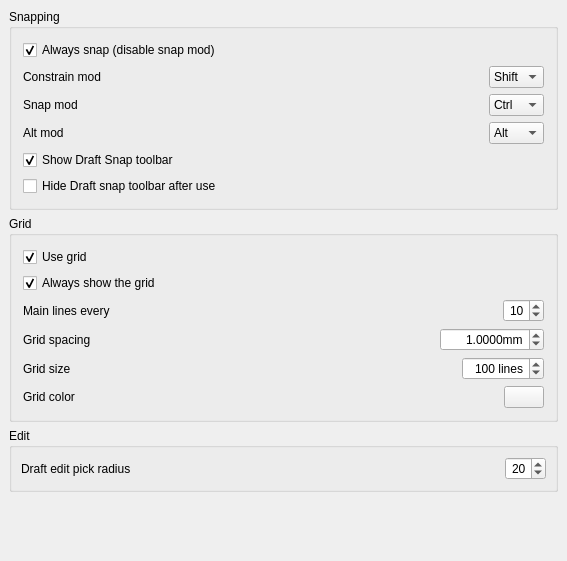
berndhahnebach/All_FreeCAD, file src/Mod/Draft/Resources/ui/preferences-draftsnap.ui: the form before one commit.
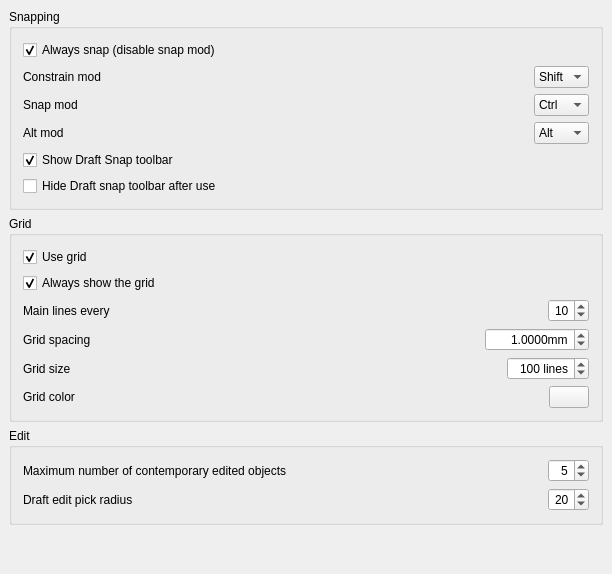
The form after the commit. Custom widgets are drawn as their Qt base class.

Commit message:
[Draft] Edit: allow multiple objects editing
Allow editing of multiple objects at once.

```diff
--- a/src/Mod/Draft/Resources/ui/preferences-draftsnap.ui
+++ b/src/Mod/Draft/Resources/ui/preferences-draftsnap.ui
@@ -6,8 +6,8 @@
    <rect>
     <x>0</x>
     <y>0</y>
-    <width>567</width>
-    <height>561</height>
+    <width>612</width>
+    <height>574</height>
    </rect>
   </property>
   <property name="windowTitle">
@@ -532,19 +532,77 @@
      <property name="title">
       <string>Edit</string>
      </property>
-     <layout class="QVBoxLayout" name="verticalLayout_3">
-      <property name="leftMargin">
-       <number>9</number>
-      </property>
-      <property name="topMargin">
-       <number>9</number>
-      </property>
-      <property name="rightMargin">
-       <number>9</number>
-      </property>
-      <property name="bottomMargin">
-       <number>9</number>
-      </property>
+     <layout class="QVBoxLayout" name="verticalLayout_9">
+      <item>
+       <layout class="QHBoxLayout" name="horizontalLayout_16" stretch="0,0,0">
+        <property name="leftMargin">
+         <number>0</number>
+        </property>
+        <property name="topMargin">
+         <number>0</number>
+        </property>
+        <property name="rightMargin">
+         <number>0</number>
+        </property>
+        <property name="bottomMargin">
+         <number>0</number>
+        </property>
+        <item>
+         <widget class="QLabel" name="label_8">
+          <property name="toolTip">
+           <string>Sets the maximum number of objects Draft Edit can handle at the same time</string>
+          </property>
+          <property name="text">
+           <string>Maximum number of contemporary edited objects</string>
+          </property>
+         </widget>
+        </item>
+        <item>
+         <spacer name="horizontalSpacer_14">
+          <property name="orientation">
+           <enum>Qt::Horizontal</enum>
+          </property>
+          <property name="sizeHint" stdset="0">
+           <size>
+            <width>40</width>
+            <height>20</height>
+           </size>
+          </property>
+         </spacer>
+        </item>
+        <item>
+         <widget class="Gui::PrefSpinBox" name="gui::prefspinbox_10">
+          <property name="enabled">
+           <bool>true</bool>
+          </property>
+          <property name="toolTip">
+           <string>Mainlines will be drawn thicker. Specify here how many squares between mainlines.</string>
+          </property>
+          <property name="alignment">
+           <set>Qt::AlignRight|Qt::AlignTrailing|Qt::AlignVCenter</set>
+          </property>
+          <property name="minimum">
+           <number>1</number>
+          </property>
+          <property name="maximum">
+           <number>25</number>
+          </property>
+          <property name="value">
+           <number>5</number>
+          </property>
+          <property name="displayIntegerBase">
+           <number>10</number>
+          </property>
+          <property name="prefEntry" stdset="0">
+           <cstring>DraftEditMaxObjects</cstring>
+          </property>
+          <property name="prefPath" stdset="0">
+           <cstring>Mod/Draft</cstring>
+          </property>
+         </widget>
+        </item>
+       </layout>
+      </item>
       <item>
        <layout class="QHBoxLayout" name="horizontalLayout_2" stretch="0,0,0">
         <property name="leftMargin">
```
The commit also changes 1 other file.
